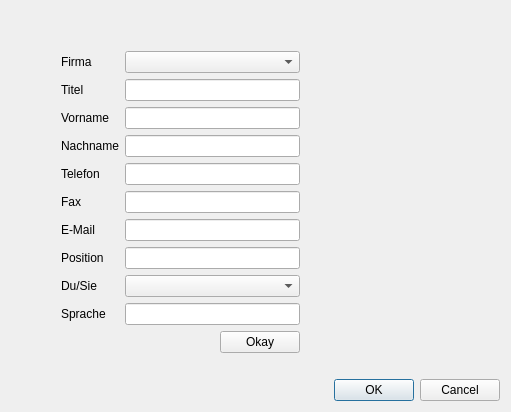
Before: the Qt Designer form createperson.ui in green-lion-racing/glr-database, drawn with Qt 5.
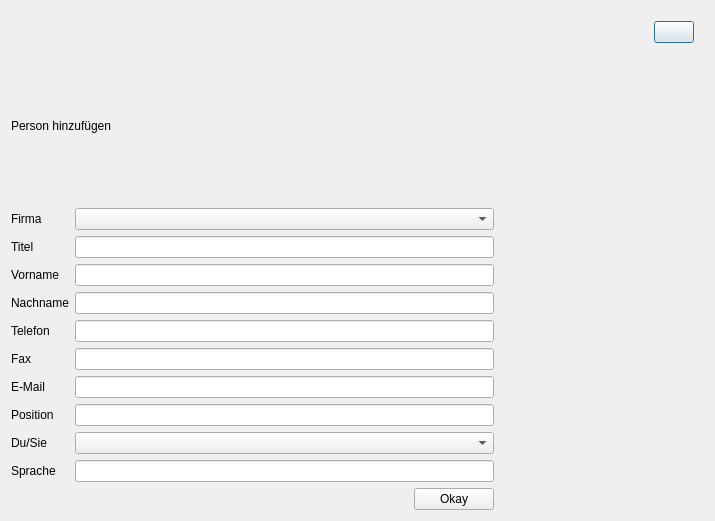
After: the same form once the commit is applied.

Commit message: Added pb_close instead of buttonBox (createperson)

Diff of the .ui file:
```diff
--- a/createperson.ui
+++ b/createperson.ui
@@ -6,8 +6,8 @@
    <rect>
     <x>0</x>
     <y>0</y>
-    <width>511</width>
-    <height>359</height>
+    <width>715</width>
+    <height>521</height>
    </rect>
   </property>
   <property name="windowTitle">
@@ -16,20 +16,48 @@
   <layout class="QVBoxLayout" name="verticalLayout_2">
    <item>
     <layout class="QVBoxLayout" name="verticalLayout">
+     <property name="topMargin">
+      <number>10</number>
+     </property>
+     <property name="rightMargin">
+      <number>10</number>
+     </property>
+     <item>
+      <layout class="QHBoxLayout" name="horizontalLayout_2">
+       <item>
+        <spacer name="horizontalSpacer_2">
+         <property name="orientation">
+          <enum>Qt::Horizontal</enum>
+         </property>
+         <property name="sizeHint" stdset="0">
+          <size>
+           <width>40</width>
+           <height>20</height>
+          </size>
+         </property>
+        </spacer>
+       </item>
+       <item>
+        <widget class="QPushButton" name="pb_close">
+         <property name="text">
+          <string/>
+         </property>
+        </widget>
+       </item>
+      </layout>
+     </item>
+     <item>
+      <widget class="QLabel" name="l_dialogTitle">
+       <property name="text">
+        <string>Person hinzufügen</string>
+       </property>
+      </widget>
+     </item>
      <item>
       <layout class="QFormLayout" name="formLayout">
-       <property name="leftMargin">
-        <number>50</number>
-       </property>
-       <property name="topMargin">
-        <number>40</number>
-       </property>
        <property name="rightMargin">
         <number>200</number>
        </property>
-       <property name="bottomMargin">
-        <number>20</number>
-       </property>
        <item row="0" column="0">
         <widget class="QLabel" name="l_company">
          <property name="text">
@@ -171,16 +199,6 @@
      </item>
     </layout>
    </item>
-   <item>
-    <widget class="QDialogButtonBox" name="buttonBox">
-     <property name="orientation">
-      <enum>Qt::Horizontal</enum>
-     </property>
-     <property name="standardButtons">
-      <set>QDialogButtonBox::Cancel|QDialogButtonBox::Ok</set>
-     </property>
-    </widget>
-   </item>
   </layout>
  </widget>
  <tabstops>
```
Left out of the diff: 35 changed lines with no effect on the pictures. The commit also changes 7 other files.
